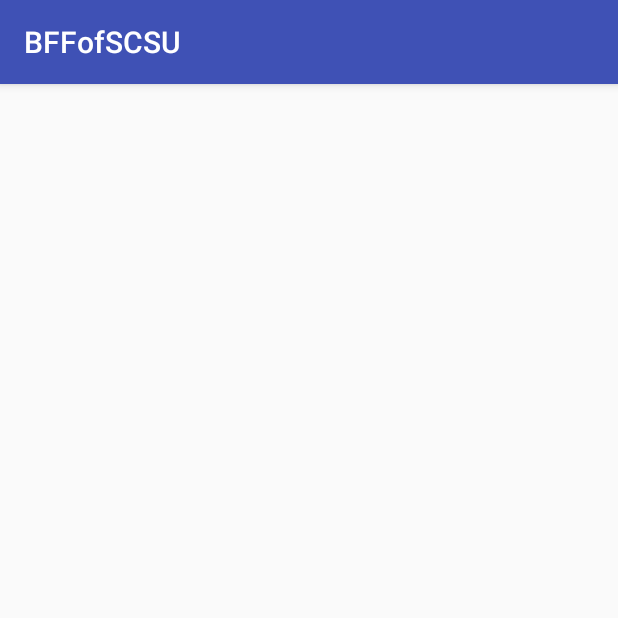
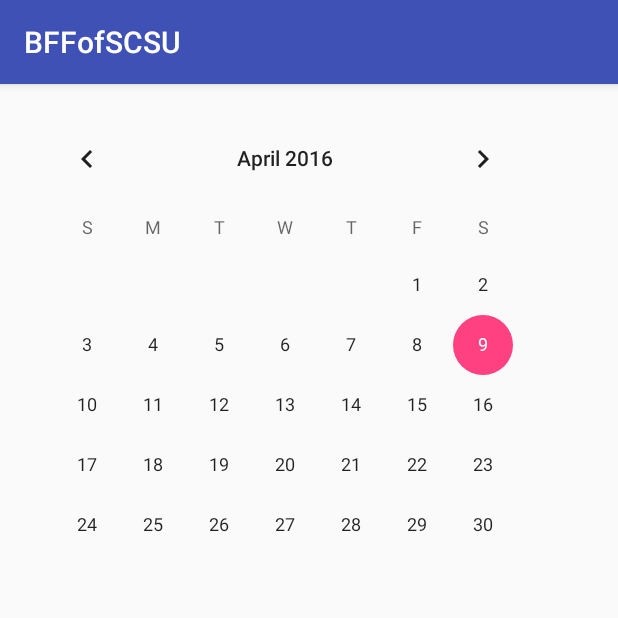
Before and after one commit to ProfJones/BFFOfSCSU, an Android app: the EventNewsActivity screen opened directly, with no data from a screen before it, on a phone screen of 412 x 824 dp, the top half of it. Run offline under Robolectric (Android 15) with nearby library versions, the phone set to English and light mode, and no system bars.

Commit message:
Add Calender

```diff
--- a/app/build.gradle
+++ b/app/build.gradle
@@ -24,4 +24,6 @@ dependencies {
     testCompile 'junit:junit:4.12'
     compile 'com.android.support:appcompat-v7:23.3.0'
     compile 'com.android.support:design:23.3.0'
+    //TODO: We need to figure out either A) What app indexing is and use it or B) figure out how to remove it from the project
+    compile 'com.google.android.gms:play-services-appindexing:8.1.0'
 }
--- a/app/src/main/java/com/example/harrison/bffofscsu/FreeResourceActivity.java
+++ b/app/src/main/java/com/example/harrison/bffofscsu/FreeResourceActivity.java
@@ -3,6 +3,7 @@ package com.example.harrison.bffofscsu;
 import android.net.Uri;
 import android.support.v7.app.AppCompatActivity;
 import android.os.Bundle;
+import android.view.View;
 import android.widget.ArrayAdapter;
 import android.widget.ListView;
 import android.widget.SimpleAdapter;
@@ -54,6 +55,11 @@ public class FreeResourceActivity extends AppCompatActivity {
         client = new GoogleApiClient.Builder(this).addApi(AppIndex.API).build();
     }
 
+    //@Override
+    public void onListItemClick(ListView listView, View view, int position, long id)
+    {
+
+    }
     @Override
     public void onStart() {
         super.onStart();
--- a/app/src/main/res/layout/event_news_layout.xml
+++ b/app/src/main/res/layout/event_news_layout.xml
@@ -8,5 +8,7 @@
     android:paddingRight="@dimen/activity_horizontal_margin"
     android:paddingTop="@dimen/activity_vertical_margin"
     tools:context="com.example.harrison.bffofscsu.EventNewsActivity">
-
+<CalendarView
+    android:layout_width="wrap_content"
+    android:layout_height="wrap_content"></CalendarView>
 </RelativeLayout>
```
Also changed, not shown: app/src/main/java/com/example/harrison/bffofscsu/MainActivity.java (+8 -0 lines), app/src/main/java/com/example/harrison/bffofscsu/com/components/freeresoureactivity/FreeResourceList.java (added, +17 -0 lines).
